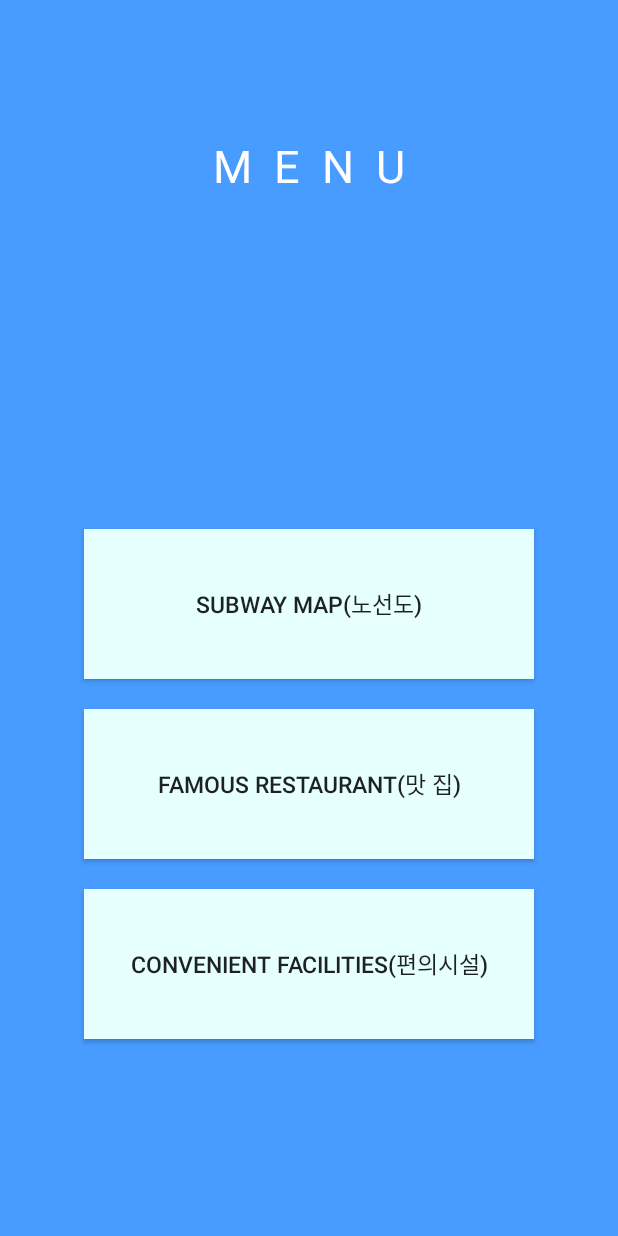
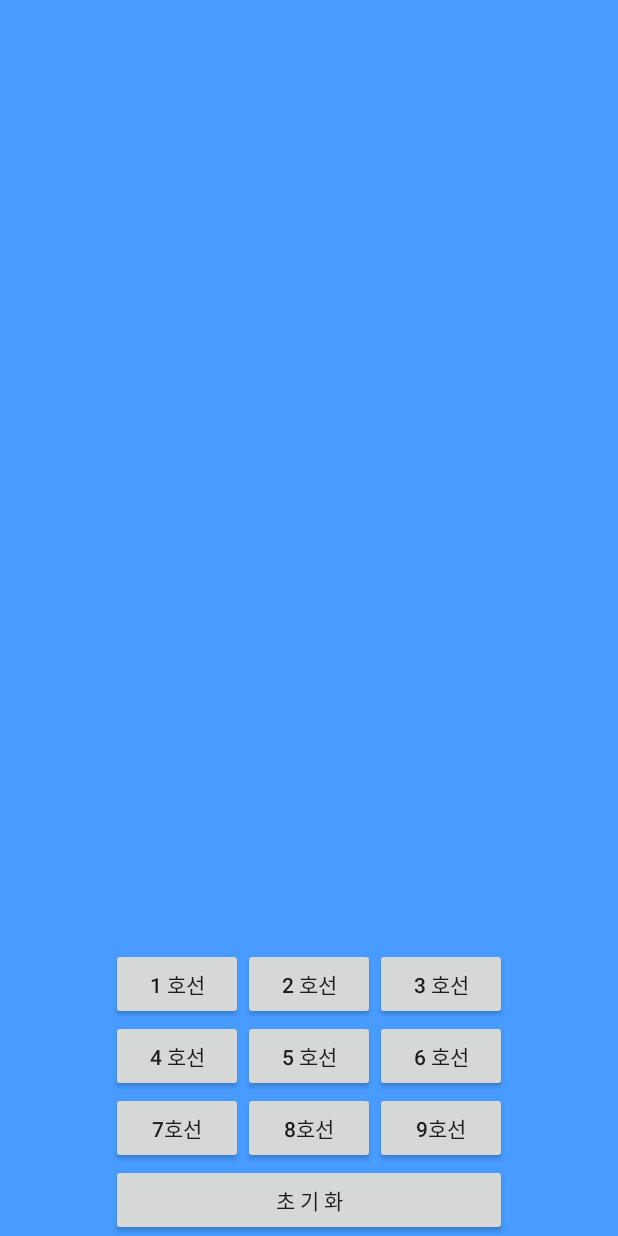
Before and after one commit to SeChanLee/0725_sub, an Android app: the MenuActivity screen opened directly, with no data from a screen before it, after a tap on "SUBWAY MAP(노선도)", on a phone screen of 412 x 824 dp. Run offline under Robolectric (Android 15) with nearby library versions, the phone set to English and light mode, and no system bars.

Commit message:
0727-1650

```diff
--- a/app/src/main/AndroidManifest.xml
+++ b/app/src/main/AndroidManifest.xml
@@ -17,6 +17,7 @@
             </intent-filter>
         </activity>
         <activity android:name=".MenuActivity" android:label="Menu 액티비티"/>
+        <activity android:name=".SubwayLineActivity" android:label="SubwayLine 액티비티"/>
     </application>
 
 </manifest>
--- a/app/src/main/java/com/example/secha/a0725_sub/MenuActivity.java
+++ b/app/src/main/java/com/example/secha/a0725_sub/MenuActivity.java
@@ -1,10 +1,12 @@
 package com.example.secha.a0725_sub;
 
 import android.app.Activity;
+import android.content.Intent;
 import android.os.Bundle;
 import android.support.annotation.Nullable;
 import android.view.View;
 import android.widget.Button;
+import android.widget.Toast;
 
 public class MenuActivity extends Activity {
 
@@ -21,7 +23,11 @@ public class MenuActivity extends Activity {
         sub_map.setOnClickListener(new View.OnClickListener() {
             @Override
             public void onClick(View view) {
+                Toast tmsg=Toast.makeText(getApplicationContext(),"지하철 노선도",Toast.LENGTH_SHORT);
+                tmsg.show();;//토스트 메세지
 
+                Intent intent=new Intent(getApplicationContext(),SubwayLineActivity.class);
+                startActivity(intent);//액티비티 전환
             }
         });
 
--- /dev/null
+++ b/app/src/main/java/com/example/secha/a0725_sub/SubwayLineActivity.java
@@ -0,0 +1,45 @@
+package com.example.secha.a0725_sub;
+
+import android.os.Bundle;
+import android.view.LayoutInflater;
+import android.content.Context;
+import android.view.View;
+import android.widget.Button;
+import android.widget.FrameLayout;
+
+public class SubwayLineActivity extends MenuActivity {
+
+    FrameLayout container;
+    Button r1,r2,r3,r4,r5,r6,r7,r8,r9,reset;
+
+    @Override
+    protected void onCreate(Bundle savedInstanceState) {
+        super.onCreate(savedInstanceState);
+        setContentView(R.layout.activity_subwayline);
+
+        container=(FrameLayout)findViewById(R.id.container);//프레임 레이아웃
+        //각 호선들
+        r1=(Button)findViewById(R.id.r1);
+        r2=(Button)findViewById(R.id.r2);
+        r3=(Button)findViewById(R.id.r3);
+        r4=(Button)findViewById(R.id.r4);
+        r5=(Button)findViewById(R.id.r5);
+        r6=(Button)findViewById(R.id.r6);
+        r7=(Button)findViewById(R.id.r7);
+        r8=(Button)findViewById(R.id.r8);
+        r9=(Button)findViewById(R.id.r9);
+
+        reset=(Button)findViewById(R.id.reset);//초기화 버튼
+
+        //1호선 클릭이벤트, 레이아웃 붙이기
+        r1.setOnClickListener(new View.OnClickListener() {
+            @Override
+            public void onClick(View view) {
+                LayoutInflater inflater = (LayoutInflater) getSystemService(Context.LAYOUT_INFLATER_SERVICE);
+                inflater.inflate(R.layout.rail1, container, true);
+            }
+        });
+
+
+    }
+}
--- /dev/null
+++ b/app/src/main/res/layout/activity_subwayline.xml
@@ -0,0 +1,66 @@
+<?xml version="1.0" encoding="utf-8"?>
+<RelativeLayout xmlns:android="http://schemas.android.com/apk/res/android"
+    android:orientation="vertical"
+    android:layout_width="match_parent"
+    android:layout_height="match_parent"
+    android:background="#489CFF">
+
+    <FrameLayout
+        android:id="@+id/container"
+        android:layout_width="match_parent"
+        android:layout_height="wrap_content"
+        android:layout_weight="2"
+        android:background="#489CFF">
+    </FrameLayout>
+
+    <TableLayout
+        android:layout_alignParentBottom="true"
+        android:layout_centerHorizontal="true"
+        android:layout_width="wrap_content"
+        android:layout_height="wrap_content"
+        android:layout_weight="1"
+        android:background="#489CFF">
+        <TableRow>
+            <Button
+                android:text="1 호선"
+                android:id="@+id/r1"/>
+            <Button
+                android:text="2 호선"
+                android:id="@+id/r2"/>
+            <Button
+                android:text="3 호선"
+                android:id="@+id/r3"/>
+        </TableRow>
+
+        <TableRow>
+            <Button
+                android:text="4 호선"
+                android:id="@+id/r4"/>
+            <Button
+                android:text="5 호선"
+                android:id="@+id/r5"/>
+            <Button
+                android:text="6 호선"
+                android:id="@+id/r6"/>
+        </TableRow>
+
+        <TableRow>
+            <Button
+                android:text="7호선"
+                android:id="@+id/r7"/>
+            <Button
+                android:text="8호선"
+                android:id="@+id/r8"/>
+            <Button
+                android:text="9호선"
+                android:id="@+id/r9"/>
+        </TableRow>
+        <TableRow>
+            <Button
+                android:text="초 기 화"
+                android:layout_span="3"
+                android:id="@+id/reset"/>
+        </TableRow>
+    </TableLayout>
+
+</RelativeLayout>
--- /dev/null
+++ b/app/src/main/res/layout/rail1.xml
@@ -0,0 +1,28 @@
+<?xml version="1.0" encoding="utf-8"?>
+<RelativeLayout xmlns:android="http://schemas.android.com/apk/res/android"
+    android:orientation="vertical"
+    android:layout_width="match_parent"
+    android:layout_height="match_parent"
+    android:background="#489CFF">
+
+    <ImageView
+        android:layout_width="match_parent"
+        android:layout_height="wrap_content"
+        android:background="@drawable/subway_line1"
+        android:layout_weight="1"
+        />
+
+    <EditText
+        android:layout_width="match_parent"
+        android:layout_height="wrap_content"
+        android:hint="역 이름을 입력하시오"
+        android:layout_weight="1"
+        />
+
+    <Button
+        android:layout_width="match_parent"
+        android:layout_height="wrap_content"
+        android:layout_weight="1"
+        />
+
+</RelativeLayout>
```
Also changed, not shown: app/src/main/res/drawable/subway_line1.jpg (added), app/src/main/res/drawable/subway_line2.jpg (added), app/src/main/res/drawable/subway_line3.png (added), app/src/main/res/drawable/subway_line4.gif (added), app/src/main/res/drawable/subway_line5.gif (added), app/src/main/res/drawable/subway_line6.gif (added), app/src/main/res/drawable/subway_line7.gif (added), app/src/main/res/drawable/subway_line8.png (added), app/src/main/res/drawable/subway_line9.png (added).
